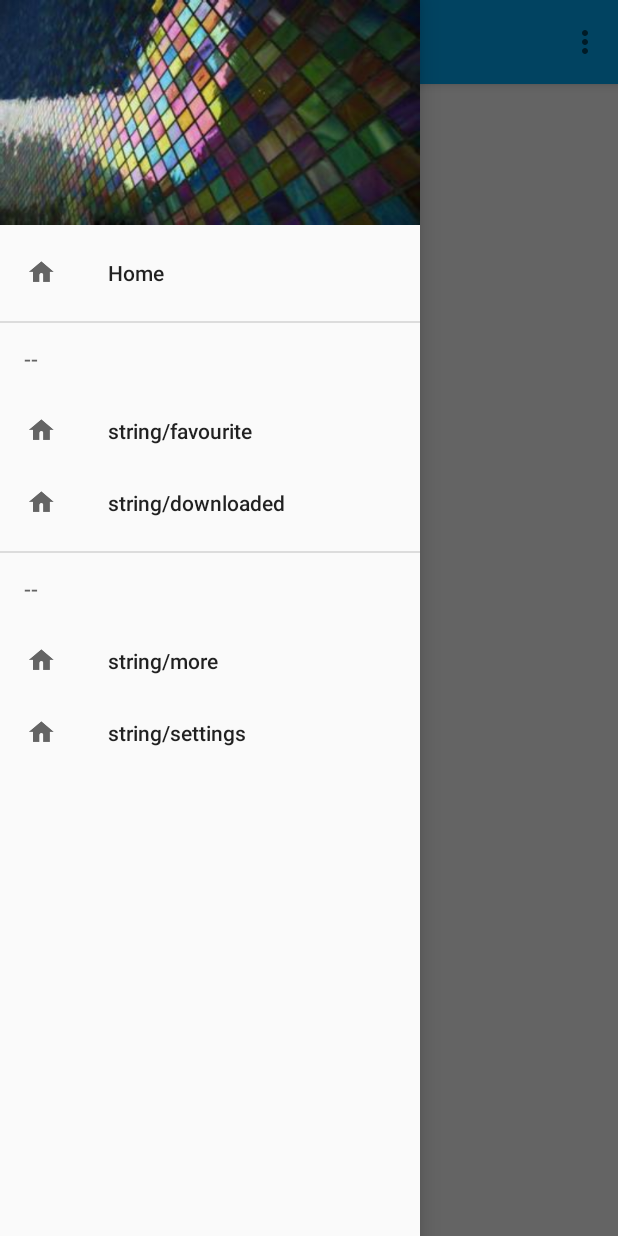
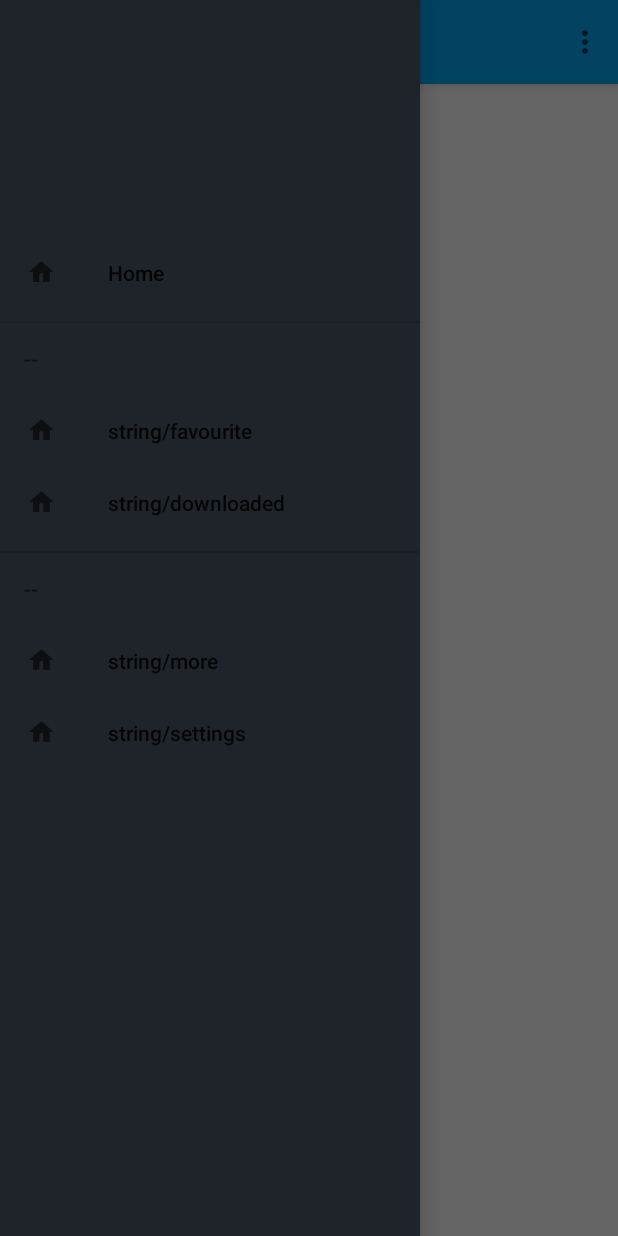
Before and after one commit to NinjaRhyme/Notebook--Android, an Android app: the screen it shows after launch (MainActivity), with the side drawer open, on a phone screen of 412 x 824 dp. Run offline under Robolectric (Android 15) with nearby library versions, the phone set to English and light mode, and no system bars.

```diff
--- a/app/src/main/AndroidManifest.xml
+++ b/app/src/main/AndroidManifest.xml
@@ -10,7 +10,7 @@
         android:theme="@style/Base.Theme.Light" >
 
         <activity
-            android:name=".MainActivity"
+            android:name=".controller.MainActivity"
             android:label="@string/app_name"
             android:theme="@style/Base.Theme.Light" >
             <intent-filter>
--- a/app/src/main/java/ninja/taskbook/MainActivity.java
+++ b/app/src/main/java/ninja/taskbook/controller/MainActivity.java
@@ -1,4 +1,4 @@
-package ninja.taskbook;
+package ninja.taskbook.controller;
 
 import android.os.Bundle;
 import android.support.design.widget.FloatingActionButton;
@@ -11,6 +11,9 @@ import android.support.v7.widget.Toolbar;
 import android.view.View;
 import android.view.Menu;
 import android.view.MenuItem;
+import android.widget.TextView;
+
+import ninja.taskbook.R;
 
 
 //----------------------------------------------------------------------------------------------------
--- a/app/src/main/res/layout/activity_main.xml
+++ b/app/src/main/res/layout/activity_main.xml
@@ -68,6 +68,7 @@
         android:layout_gravity="start"
         android:fitsSystemWindows="true"
         app:headerLayout="@layout/drawer_header"
-        app:menu="@menu/menu_drawer"/>
+        app:menu="@menu/menu_drawer"
+        android:background="@color/drawer_background_color" />
 
 </android.support.v4.widget.DrawerLayout>
--- a/app/src/main/res/layout/drawer_header.xml
+++ b/app/src/main/res/layout/drawer_header.xml
@@ -3,8 +3,8 @@
     xmlns:android="http://schemas.android.com/apk/res/android"
     android:layout_width="match_parent"
     android:layout_height="150dp"
-    android:background="@drawable/drawer_header"
-    android:orientation="vertical">
+    android:orientation="vertical"
+    android:background="@color/drawer_background_color">
 
 
 
--- a/app/src/main/res/values-v21/styles.xml
+++ b/app/src/main/res/values-v21/styles.xml
@@ -1,16 +1,14 @@
 <resources>
 
     <style name="Base.Theme.Light" parent="Theme.AppCompat.Light.NoActionBar">
-        <item name="colorPrimary">@color/colorPrimary</item>
-        <item name="colorPrimaryDark">@color/colorPrimaryDark</item>
-        <item name="colorAccent">@color/colorAccent</item>
+        <item name="colorPrimary">@color/primary_color</item>
+        <item name="colorPrimaryDark">@color/primary_dark_color</item>
+        <item name="colorAccent">@color/accent_color</item>
         <item name="android:windowIsTranslucent">false</item>
     </style>
 
     <style name="Toolbar.Theme.Light" parent="Theme.AppCompat.Light">
-        <item name="colorPrimary">@color/colorPrimary</item>
-        <item name="colorPrimaryDark">@color/colorPrimaryDark</item>
-        <item name="colorAccent">@color/colorAccent</item>
+
     </style>
 
 </resources>
--- a/app/src/main/res/values/colors.xml
+++ b/app/src/main/res/values/colors.xml
@@ -1,6 +1,8 @@
 <?xml version="1.0" encoding="utf-8"?>
 <resources>
-    <color name="colorPrimary">#03A9F4</color>
-    <color name="colorPrimaryDark">#0288D1</color>
-    <color name="colorAccent">#FF4081</color>
+    <color name="primary_color">#03A9F4</color>
+    <color name="primary_dark_color">#0288D1</color>
+    <color name="accent_color">#FF4081</color>
+
+    <color name="drawer_background_color">#1f242a</color>
 </resources>
--- a/app/src/main/res/values/styles.xml
+++ b/app/src/main/res/values/styles.xml
@@ -1,9 +1,9 @@
 <resources>
 
     <style name="Base.Theme.Light" parent="Theme.AppCompat.Light.NoActionBar">
-        <item name="colorPrimary">@color/colorPrimary</item>
-        <item name="colorPrimaryDark">@color/colorPrimaryDark</item>
-        <item name="colorAccent">@color/colorAccent</item>
+        <item name="colorPrimary">@color/primary_color</item>
+        <item name="colorPrimaryDark">@color/primary_dark_color</item>
+        <item name="colorAccent">@color/accent_color</item>
         <item name="android:windowIsTranslucent">false</item>
     </style>
 
```
Also changed, not shown: app/src/main/java/ninja/taskbook/model/database/TBContentProvider.java (added, +116 -0 lines), app/src/main/java/ninja/taskbook/model/database/UserDatabase.java (added, +37 -0 lines), app/src/main/res/drawable/star.png (added).
